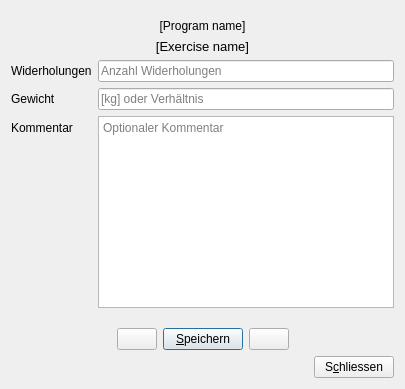
First picture: the form in speck_weg/ui/dialog_workout.ui, repository hochstibe/fingertraining, before the edit.
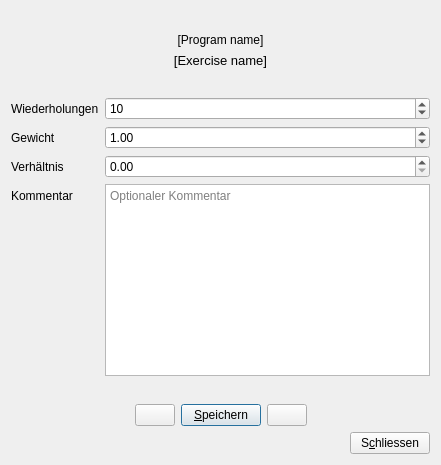
Second picture: the form after the edit. Icons and pictures are not drawn.

The edit to the form file:
```diff
--- a/speck_weg/ui/dialog_workout.ui
+++ b/speck_weg/ui/dialog_workout.ui
@@ -6,8 +6,8 @@
    <rect>
     <x>0</x>
     <y>0</y>
-    <width>405</width>
-    <height>389</height>
+    <width>441</width>
+    <height>465</height>
    </rect>
   </property>
   <property name="windowTitle">
@@ -73,7 +73,7 @@
      <item row="0" column="0">
       <widget class="QLabel" name="label_repetitions">
        <property name="text">
-        <string>Widerholungen</string>
+        <string>Wiederholungen</string>
        </property>
        <property name="buddy">
         <cstring>lineEdit_repetitions</cstring>
@@ -81,9 +81,12 @@
       </widget>
      </item>
      <item row="0" column="1">
-      <widget class="QLineEdit" name="lineEdit_repetitions">
-       <property name="placeholderText">
-        <string>Anzahl Widerholungen</string>
+      <widget class="QSpinBox" name="spinBox_repetitions">
+       <property name="toolTip">
+        <string>Anzahl Wiederholungen</string>
+       </property>
+       <property name="value">
+        <number>10</number>
        </property>
       </widget>
      </item>
@@ -98,20 +101,43 @@
       </widget>
      </item>
      <item row="1" column="1">
-      <widget class="QLineEdit" name="lineEdit_weight">
-       <property name="placeholderText">
-        <string>[kg] oder Verhältnis</string>
+      <widget class="QDoubleSpinBox" name="doubleSpinBox_weight">
+       <property name="toolTip">
+        <string>Gewicht in [kg] oder ein Verhältnis angeben.</string>
+       </property>
+       <property name="maximum">
+        <double>199.990000000000009</double>
+       </property>
+       <property name="value">
+        <double>1.000000000000000</double>
        </property>
       </widget>
      </item>
      <item row="2" column="0">
+      <widget class="QLabel" name="label_ratio">
+       <property name="text">
+        <string>Verhältnis</string>
+       </property>
+      </widget>
+     </item>
+     <item row="2" column="1">
+      <widget class="QDoubleSpinBox" name="doubleSpinBox_ratio">
+       <property name="toolTip">
+        <string>Gewicht in [kg] oder ein Verhältnis angeben.</string>
+       </property>
+       <property name="maximum">
+        <double>9.990000000000000</double>
+       </property>
+      </widget>
+     </item>
+     <item row="3" column="0">
       <widget class="QLabel" name="label_comment">
        <property name="text">
         <string>Kommentar</string>
        </property>
       </widget>
      </item>
-     <item row="2" column="1">
+     <item row="3" column="1">
       <widget class="QTextEdit" name="textEdit_comment">
        <property name="placeholderText">
         <string>Optionaler Kommentar</string>
```
Left out of the diff: 19 changed lines with no effect on the pictures.
